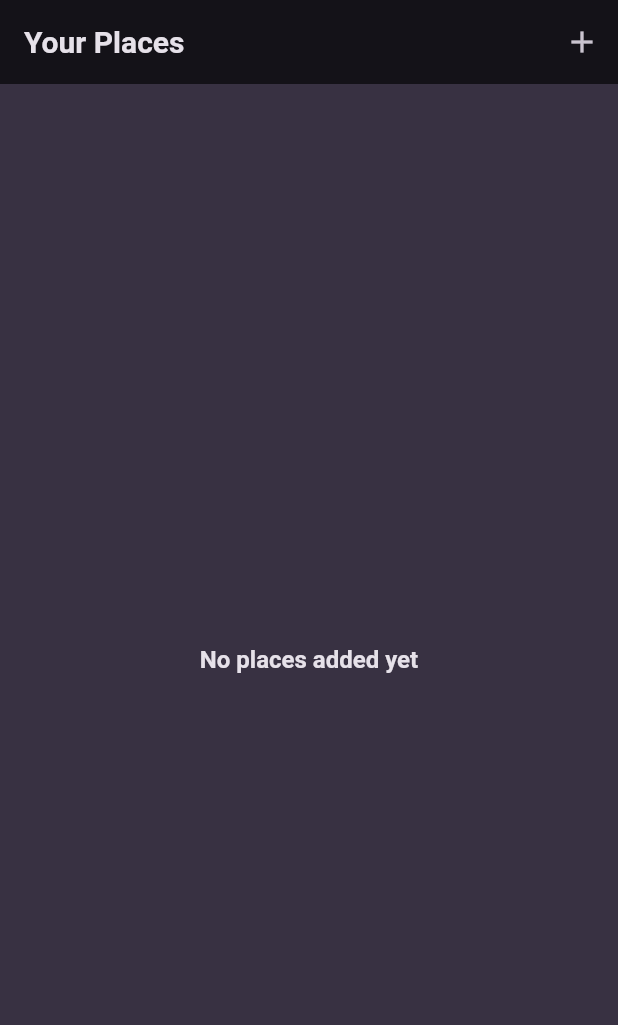
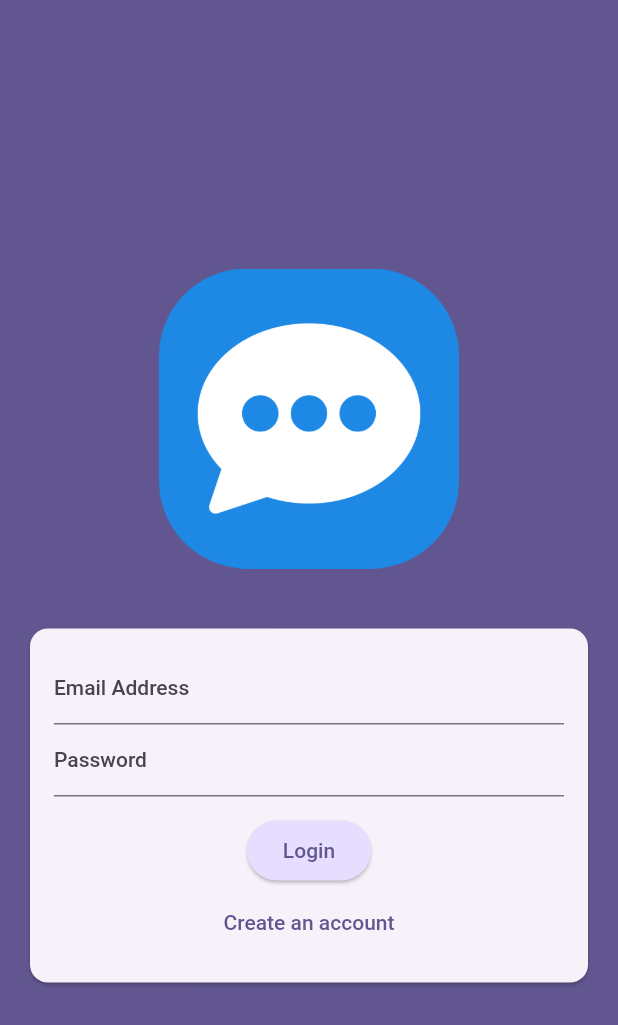
Before and after one commit to GauravRoy-20/udemy_flutter, a Flutter app: the screen it shows after launch, on a phone screen of 412 x 824 dp. Shown: the top 1025 px of the screen. Run offline on Flutter 3.47's test engine with Material 2 defaults, Android fonts, the phone set to English and light mode, and no system bars; our stand-ins replace firebase_auth, firebase_core, firebase_storage, google_fonts, google_maps_flutter, hooks_riverpod and 4 more; accounts and stored records are empty.

Commit message:
started chat_app

```diff
--- /dev/null
+++ b/lib/chat/chat_app.dart
@@ -0,0 +1,35 @@
+import 'package:firebase_auth/firebase_auth.dart';
+import 'package:flutter/material.dart';
+import 'package:udemy_flutter/chat/screen/auth.dart';
+import 'package:udemy_flutter/chat/screen/chat.dart';
+import 'package:udemy_flutter/chat/screen/splash.dart';
+
+class ChatApp extends StatelessWidget {
+  const ChatApp({super.key});
+
+  @override
+  Widget build(BuildContext context) {
+    return MaterialApp(
+      title: "Chat",
+      theme: ThemeData().copyWith(
+        useMaterial3: true,
+        colorScheme: ColorScheme.fromSeed(
+          seedColor: const Color.fromARGB(255, 63, 17, 177),
+        ),
+      ),
+      home: StreamBuilder(
+        builder: (ctx, snapshot) {
+          if (snapshot.connectionState == ConnectionState.waiting) {
+            return const SplashScreen();
+          }
+
+          if (snapshot.hasData) {
+            return const ChatScreen();
+          }
+          return const AuthScreen();
+        },
+        stream: FirebaseAuth.instance.authStateChanges(),
+      ),
+    );
+  }
+}
--- /dev/null
+++ b/lib/chat/screen/auth.dart
@@ -0,0 +1,182 @@
+import 'dart:io';
+
+import 'package:firebase_storage/firebase_storage.dart';
+import 'package:flutter/material.dart';
+import 'package:firebase_auth/firebase_auth.dart';
+import 'package:udemy_flutter/chat/widgets/user_image_picker.dart';
+
+final firebase = FirebaseAuth.instance;
+
+class AuthScreen extends StatefulWidget {
+  const AuthScreen({super.key});
+
+  @override
+  State<AuthScreen> createState() => _AuthScreenState();
+}
+
+class _AuthScreenState extends State<AuthScreen> {
+  final formKey = GlobalKey<FormState>();
+  var isLogin = true;
+  var enteredEmail = "";
+  var enteredPassword = "";
+  File? selectedImage;
+  var isAuthenticating = false;
+
+  Future<void> submit() async {
+    final isValid = formKey.currentState!.validate();
+    if (!isValid || !isLogin && selectedImage == null) {
+      return;
+    }
+    formKey.currentState!.save();
+
+    try {
+      setState(() {
+        isAuthenticating = true;
+      });
+      if (isLogin) {
+        final userCreds = await firebase.signInWithEmailAndPassword(
+          email: enteredEmail,
+          password: enteredPassword,
+        );
+      } else {
+        final userCreds = await firebase.createUserWithEmailAndPassword(
+          email: enteredEmail,
+          password: enteredPassword,
+        );
+        final storageRef = FirebaseStorage.instance
+            .ref()
+            .child('user_image')
+            .child('${userCreds.user!.uid}.jpg');
+        await storageRef.putFile(selectedImage!);
+        final imageUrl = await storageRef.getDownloadURL();
+        print(imageUrl);
+      }
+    } on FirebaseAuthException catch (error) {
+      if (error.code == 'email-already-in-use') {}
+      ScaffoldMessenger.of(context).clearMaterialBanners();
+      ScaffoldMessenger.of(context).showSnackBar(
+        SnackBar(
+          content: Text(error.message ?? "Authentication failed."),
+        ),
+      );
+      setState(() {
+        isAuthenticating = false;
+      });
+    }
+  }
+
+  @override
+  Widget build(BuildContext context) {
+    return Scaffold(
+      backgroundColor: Theme.of(context).colorScheme.primary,
+      body: Center(
+        child: SingleChildScrollView(
+          child: Column(
+            mainAxisAlignment: MainAxisAlignment.center,
+            children: [
+              Container(
+                margin: const EdgeInsets.only(
+                  top: 30,
+                  bottom: 20,
+                  left: 20,
+                  right: 20,
+                ),
+                width: 200,
+                child: Image.asset(
+                  'assets/images/chat.png',
+                ),
+              ),
+              Card(
+                margin: const EdgeInsets.all(
+                  20,
+                ),
+                child: SingleChildScrollView(
+                  child: Padding(
+                    padding: const EdgeInsets.all(
+                      16,
+                    ),
+                    child: Form(
+                      key: formKey,
+                      child: Column(
+                        mainAxisSize: MainAxisSize.min,
+                        children: [
+                          if (!isLogin)
+                            UserImagePicker(
+                              onPickImage: (pickedImage) {
+                                selectedImage = pickedImage;
+                              },
+                            ),
+                          TextFormField(
+                            decoration: const InputDecoration(
+                              labelText: 'Email Address',
+                            ),
+                            keyboardType: TextInputType.emailAddress,
+                            autocorrect: false,
+                            textCapitalization: TextCapitalization.none,
+                            validator: (value) {
+                              if (value == null ||
+                                  value.trim().isEmpty ||
+                                  !value.contains('@')) {
+                                return 'enter vaild email address.';
+                              }
+                              return null;
+                            },
+                            onSaved: (value) {
+                              enteredEmail = value!;
+                            },
+                          ),
+                          TextFormField(
+                            decoration: const InputDecoration(
+                              labelText: 'Password',
+                            ),
+                            obscureText: true,
+                            validator: (value) {
+                              if (value == null ||
+                                  value.trim().isEmpty ||
+                                  value.length < 6) {
+                                return 'password must be at least 6 characters long.';
+                              }
+                              return null;
+                            },
+                            onSaved: (value) {
+                              enteredPassword = value!;
+                            },
+                          ),
+                          const SizedBox(
+                            height: 12,
+                          ),
+                          if (isAuthenticating)
+                            const CircularProgressIndicator(),
+                          if (!isAuthenticating)
+                            ElevatedButton(
+                              onPressed: submit,
+                              style: ElevatedButton.styleFrom(
+                                  backgroundColor: Theme.of(context)
+                                      .colorScheme
+                                      .primaryContainer),
+                              child: Text(isLogin ? "Login" : "Signup"),
+                            ),
+                          if (!isAuthenticating)
+                            TextButton(
+                              onPressed: () {
+                                setState(() {
+                                  isLogin = !isLogin;
+                                });
+                              },
+                              child: Text(isLogin
+                                  ? "Create an account"
+                                  : "I already have an account"),
+                            ),
+                        ],
+                      ),
+                    ),
+                  ),
+                ),
+              ),
+            ],
+          ),
+        ),
+      ),
+    );
+  }
+}
--- a/pubspec.yaml
+++ b/pubspec.yaml
@@ -46,6 +46,9 @@ dependencies:
   path_provider: ^2.0.15
   sqflite: ^2.2.8+4
   path: any
+  firebase_core: ^2.15.0
+  firebase_auth: ^4.7.1
+  firebase_storage: ^11.2.5
 
 dev_dependencies:
   flutter_test:
```
Also changed, not shown: lib/chat/screen/chat.dart (added, +29 -0 lines), lib/chat/screen/splash.dart (added, +17 -0 lines), lib/chat/widgets/user_image_picker.dart (added, +60 -0 lines), lib/main.dart (+8 -6 lines), assets/images/chat.png (added), lib/firebase_options.dart (added), pubspec.lock, 5 other files.
